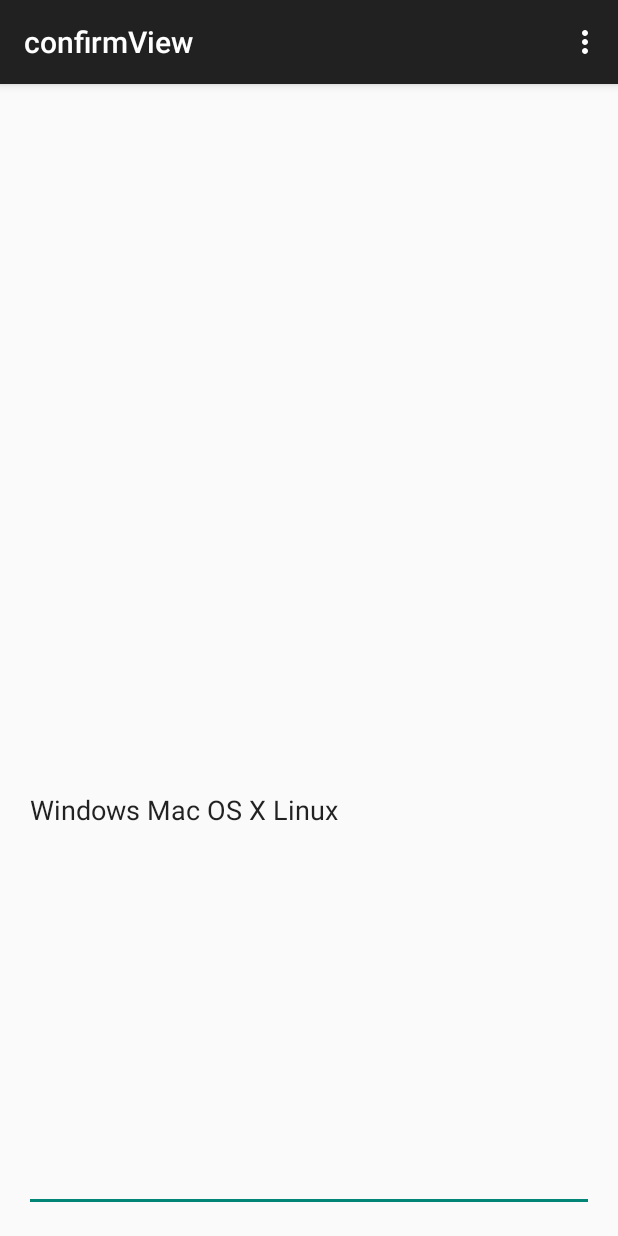
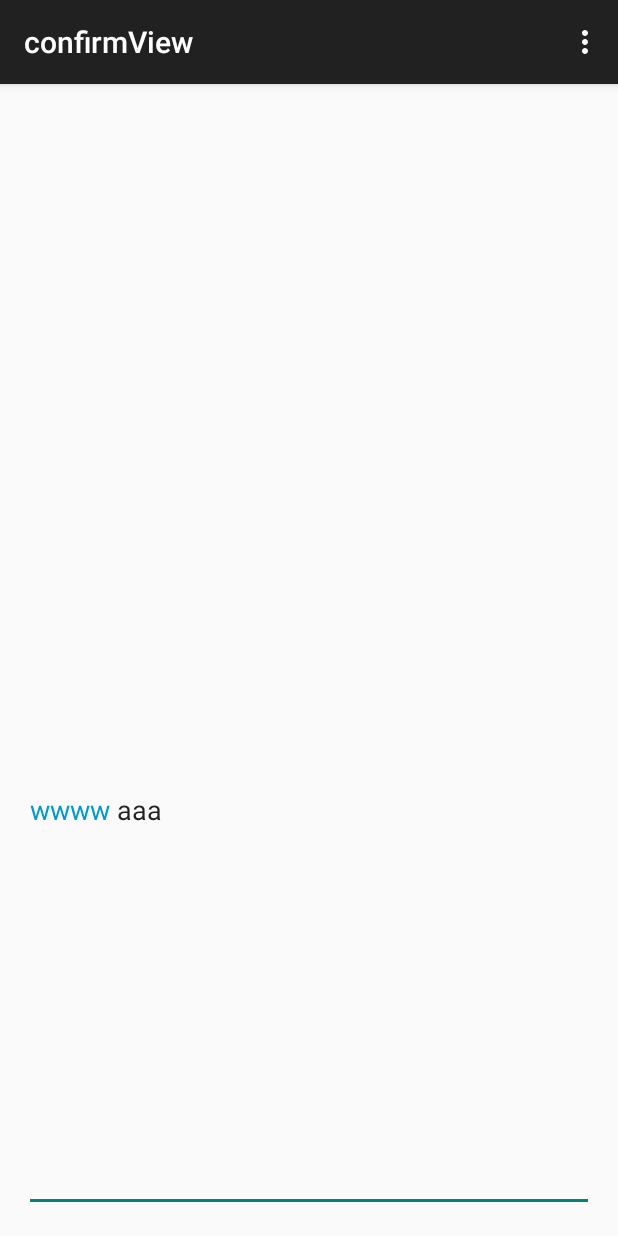
Before and after one commit to 7heaven/ConfirmView, an Android app: the screen it shows after launch (MainActivity), on a phone screen of 412 x 824 dp. Run offline under Robolectric (Android 15) with nearby library versions, the phone set to English and light mode, and no system bars; libraries missing offline, so code that uses them is left out: com.nineoldandroids.animation; 6 statements that could not run were skipped.

Commit message:
add featur

```diff
--- a/app/src/main/java/com/sevenheaven/confirmview/ConfirmView.java
+++ b/app/src/main/java/com/sevenheaven/confirmview/ConfirmView.java
@@ -45,6 +45,14 @@ public class ConfirmView extends View {
     private int renderPathsSize;
     private Paint mPaint = new Paint(Paint.ANTI_ALIAS_FLAG);
 
+    public interface ConfirmViewListener{
+        public void onConfirmStateChanged(ConfirmState state);
+        public void onConfirmAnimationEnd(ConfirmState state);
+    }
+
+    private ConfirmViewListener mConfirmViewListener;
+
+
     private int mWidth;
     private int mHeight;
     private int mCenterX;
@@ -81,7 +89,7 @@ public class ConfirmView extends View {
 
         mRenderPaths = new ArrayList<Path>();
 
-        mStrokeWidth = 20;
+        mStrokeWidth = 50;
 
         mPaint.setStyle(Paint.Style.STROKE);
         mPaint.setColor(0xFF0099CC);
@@ -99,6 +107,30 @@ public class ConfirmView extends View {
                 float value = (Float) animation.getAnimatedValue();
 
                 setPhare(value);
+            }
+        });
+
+        mPhareAnimator.addListener(new Animator.AnimatorListener() {
+            @Override
+            public void onAnimationStart(Animator animation) {
+
+            }
+
+            @Override
+            public void onAnimationEnd(Animator animation) {
+                if(mConfirmViewListener != null){
+                    mConfirmViewListener.onConfirmAnimationEnd(mCurrentConfirmState);
+                }
+            }
+
+            @Override
+            public void onAnimationCancel(Animator animation) {
+
+            }
+
+            @Override
+            public void onAnimationRepeat(Animator animation) {
+
             }
         });
 
@@ -131,13 +163,8 @@ public class ConfirmView extends View {
         mStartAngleAnimator.addListener(new Animator.AnimatorListener() {
             @Override
             public void onAnimationStart(Animator animation) {
-                Log.e("ss", "dd");
                 if(mCurrentConfirmState == ConfirmState.ConfirmStateProgressing){
                     if (mEndAngleAnimator != null) {
-
-                        Log.e("end", "restart");
-//                    mEndAngleAnimator.setStartDelay(400L);
-//                    mEndAngleAnimator.start();
 
                         new Handler().postDelayed(new Runnable(){
                             @Override
@@ -177,11 +204,8 @@ public class ConfirmView extends View {
 
             @Override
             public void onAnimationEnd(Animator animation) {
-                Log.e("state", ":" + mCurrentConfirmState);
 
                 if(mStartAngleAnimator != null){
-
-                    Log.e("restart", "startAngle");
 
                     if(mCurrentConfirmState != ConfirmState.ConfirmStateProgressing){
                         mStartAngleAnimator.setDuration(NORMAL_ANIMATION_DURATION);
@@ -277,15 +301,11 @@ public class ConfirmView extends View {
     public void setEndAngle(float endAngle){
         this.mEndAngle = endAngle;
 
-        Log.e("endAngle", ":" + endAngle);
-
         invalidate();
     }
 
     public void setCircleAngle(float circleAngle){
         this.mCircleAngle = circleAngle;
-
-        Log.e("circleAngle", ":" + circleAngle);
 
         invalidate();
     }
@@ -293,6 +313,10 @@ public class ConfirmView extends View {
     public void setConfirmState(ConfirmState state){
         if(mCurrentConfirmState != state){
             mCurrentConfirmState = state;
+
+            if(mConfirmViewListener != null){
+                mConfirmViewListener.onConfirmStateChanged(mCurrentConfirmState);
+            }
 
             if(mPhareAnimator != null && mPhareAnimator.isRunning()){
                 mPhareAnimator.end();
--- a/app/src/main/java/com/sevenheaven/confirmview/MainActivity.java
+++ b/app/src/main/java/com/sevenheaven/confirmview/MainActivity.java
@@ -3,6 +3,7 @@ package com.sevenheaven.confirmview;
 import android.os.Handler;
 import android.support.v7.app.AppCompatActivity;
 import android.os.Bundle;
+import android.text.Html;
 import android.text.InputFilter;
 import android.text.SpannableStringBuilder;
 import android.text.Spanned;
@@ -54,6 +55,7 @@ public class MainActivity extends AppCompatActivity {
         });
 
         editText = (EditText) findViewById(R.id.edit_text);
+        editText.setText(Html.fromHtml("<font color='#0099CC'>wwww</font> <font size='50'>aaa</font>"));
         editText.setFilters(new InputFilter[]{
                 new InputFilter() {
                     @Override
```
